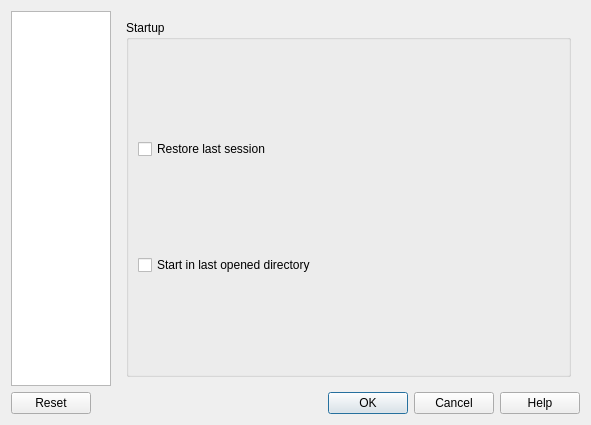
Old version of the form vitables/preferences/settings_dlg.ui in the repository uvemas/ViTables.
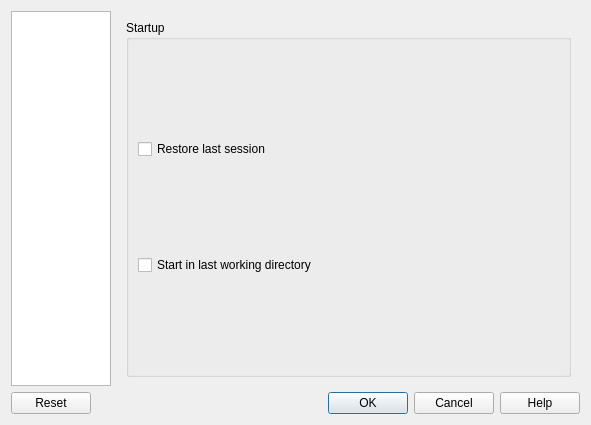
New version of the form. The open tabs and pages were chosen to show the change.

The edit to the form file:
```diff
--- a/vitables/preferences/settings_dlg.ui
+++ b/vitables/preferences/settings_dlg.ui
@@ -82,7 +82,7 @@
                <string>The working directory used when opening the very first file. It defaults to the current directory if ViTables has been launched from the command line or to the user's home directory if ViTables started from a menu or a desktop icon. If the checkbox is checked then the last entered directory will be used.</string>
               </property>
               <property name="text">
-               <string comment="Label of the startup in the last open directory check box">Start in last opened directory</string>
+               <string comment="Label of the startup in the last open directory check box">Start in last working directory</string>
               </property>
              </widget>
             </item>
```
Left out of the diff: 2 changed lines with no effect on the pictures.
